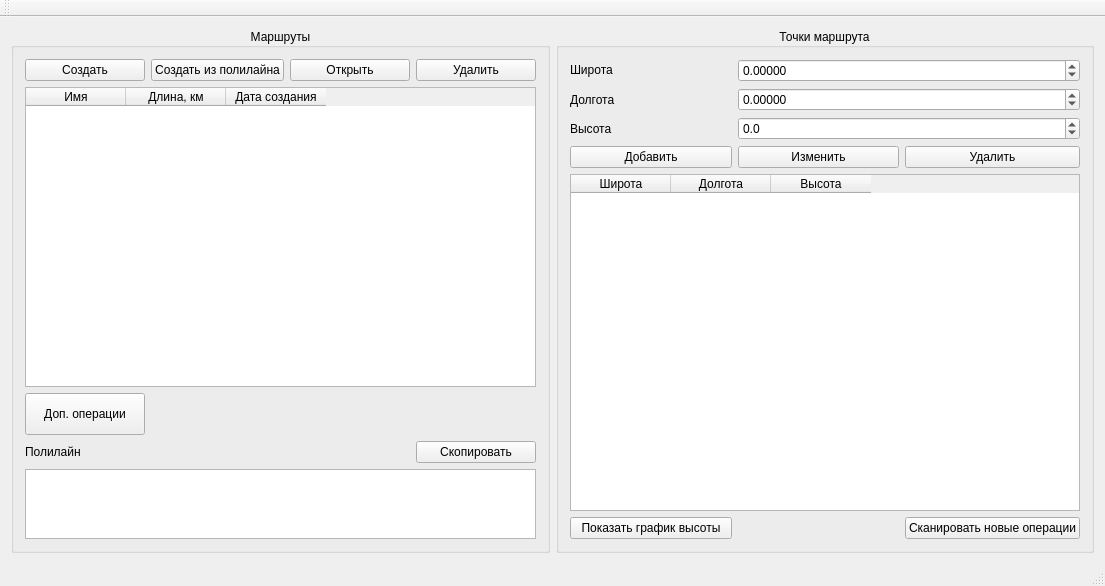
The window that mainwindow.ui (MikeGus/polyline) describes before a commit, drawn with Qt 5.
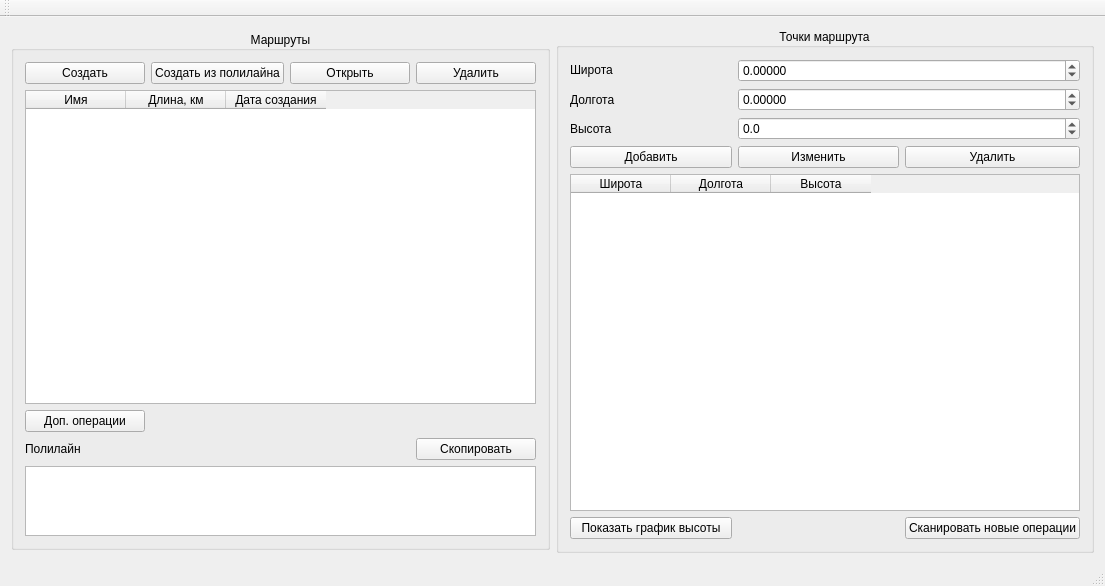
The same window after the commit.

Patch:
```diff
--- a/mainwindow.ui
+++ b/mainwindow.ui
@@ -90,12 +90,6 @@
        </item>
        <item row="2" column="0">
         <widget class="QPushButton" name="pushButton">
-         <property name="minimumSize">
-          <size>
-           <width>0</width>
-           <height>42</height>
-          </size>
-         </property>
          <property name="text">
           <string>Доп. операции</string>
          </property>
```
